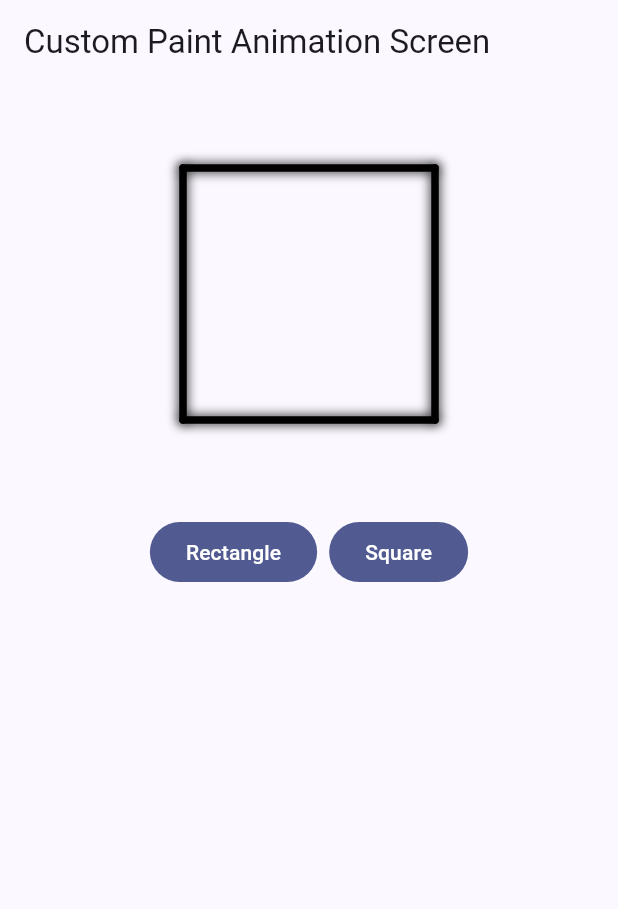
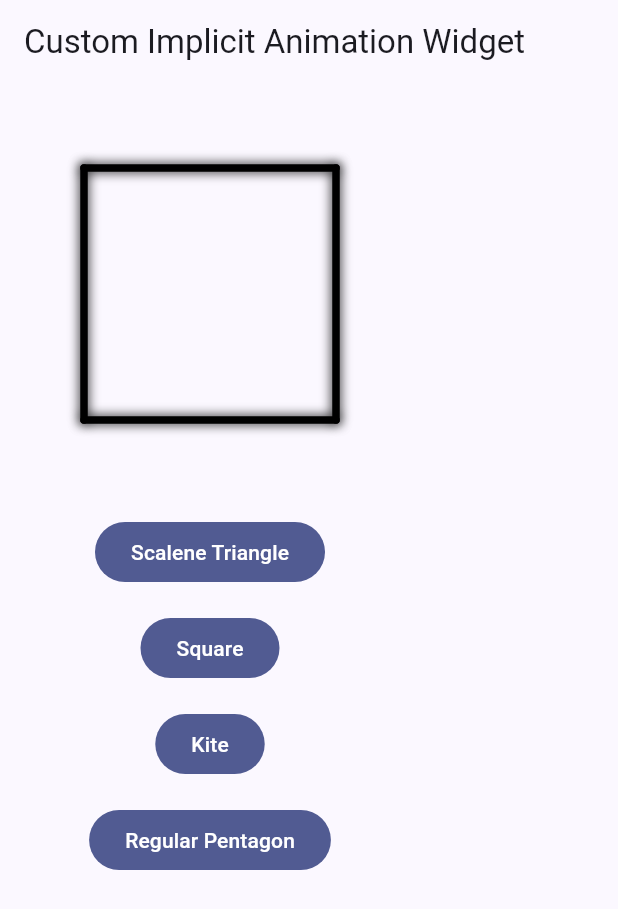
Before and after one commit to TechieBlossom/custom_implicit_animation, a Flutter app: the screen it shows after launch, after a tap on "Square", on a phone screen of 412 x 824 dp. Shown: the top 909 px of the screen. Run offline on Flutter 3.47's test engine with Material 2 defaults, Android fonts, the phone set to English and light mode, and no system bars.

Commit message:
Add animated polygon

```diff
--- /dev/null
+++ b/lib/animated_polygon.dart
@@ -0,0 +1,57 @@
+import 'package:custom_implicit_animation/shape_painter.dart';
+import 'package:flutter/material.dart';
+
+class AnimatedPolygon extends ImplicitlyAnimatedWidget {
+  const AnimatedPolygon({
+    super.key,
+    required super.duration,
+    required this.offsets,
+  });
+
+  final List<Offset> offsets;
+
+  @override
+  ImplicitlyAnimatedWidgetState<ImplicitlyAnimatedWidget> createState() =>
+      _AnimatedPolygonState();
+}
+
+class _AnimatedPolygonState extends AnimatedWidgetBaseState<AnimatedPolygon> {
+  //1
+  final List<Tween<Offset>?> _offsetTweens = List.empty(growable: true);
+
+  @override
+  void forEachTween(TweenVisitor<dynamic> visitor) {
+    final temp = List<Tween<Offset>?>.empty(growable: true);
+    //2
+    for (var i = 0; i < widget.offsets.length; i++) {
+      //3
+      final offsetTween =
+          _offsetTweens.length >= i + 1 ? _offsetTweens[i] : null;
+      //4
+      final offset = visitor(
+        offsetTween,
+        widget.offsets[i],
+        (dynamic value) => Tween<Offset>(begin: value as Offset),
+      ) as Tween<Offset>?;
+      //5
+      temp.insert(i, offset);
+    }
+    //6
+    _offsetTweens.isNotEmpty
+        ? _offsetTweens.replaceRange(0, _offsetTweens.length, temp)
+        : _offsetTweens.addAll(temp);
+  }
+
+  @override
+  Widget build(BuildContext context) {
+    //7
+    final offsets = _offsetTweens
+        .map((tween) => tween?.evaluate(animation) ?? Offset.zero)
+        .toList();
+    return CustomPaint(
+      painter: ShapePainter(
+        offsets: offsets,
+      ),
+    );
+  }
+}
--- /dev/null
+++ b/lib/animated_polygon_screen.dart
@@ -0,0 +1,120 @@
+import 'package:custom_implicit_animation/animated_polygon.dart';
+import 'package:flutter/material.dart';
+
+enum PolygonType {
+  scaleneTriangle,
+  square,
+  kite,
+  regularPentagon,
+}
+
+class AnimatedPolygonScreen extends StatefulWidget {
+  const AnimatedPolygonScreen({super.key});
+
+  @override
+  State<AnimatedPolygonScreen> createState() => _AnimatedPolygonScreenState();
+}
+
+class _AnimatedPolygonScreenState extends State<AnimatedPolygonScreen> {
+  final _width = 280.0;
+  final _height = 280.0;
+  late PolygonType _polygonType;
+
+  @override
+  void initState() {
+    super.initState();
+    _polygonType = PolygonType.scaleneTriangle;
+  }
+
+  @override
+  Widget build(BuildContext context) {
+    return Scaffold(
+      appBar: AppBar(title: const Text('Custom Implicit Animation Widget')),
+      body: Column(
+        crossAxisAlignment: CrossAxisAlignment.center,
+        children: [
+          SizedBox(
+            width: _width,
+            height: _height,
+            child: AnimatedPolygon(
+              duration: const Duration(seconds: 1),
+              offsets: _offsets(),
+            ),
+          ),
+          Padding(
+            padding: const EdgeInsets.all(8.0),
+            child: FilledButton(
+              onPressed: () => _setPolygonType(PolygonType.scaleneTriangle),
+              child: const Text('Scalene Triangle'),
+            ),
+          ),
+          Padding(
+            padding: const EdgeInsets.all(8.0),
+            child: FilledButton(
+              onPressed: () => _setPolygonType(PolygonType.square),
+              child: const Text('Square'),
+            ),
+          ),
+          Padding(
+            padding: const EdgeInsets.all(8.0),
+            child: FilledButton(
+              onPressed: () => _setPolygonType(PolygonType.kite),
+              child: const Text('Kite'),
+            ),
+          ),
+          Padding(
+            padding: const EdgeInsets.all(8.0),
+            child: FilledButton(
+              onPressed: () => _setPolygonType(PolygonType.regularPentagon),
+              child: const Text('Regular Pentagon'),
+            ),
+          ),
+        ],
+      ),
+    );
+  }
+
+  List<Offset> _offsets() {
+    switch (_polygonType) {
+      case PolygonType.scaleneTriangle:
+        return scaleneTriangleOffsets;
+      case PolygonType.square:
+        return squareOffsets;
+      case PolygonType.kite:
+        return kiteOffsets;
+      case PolygonType.regularPentagon:
+        return regularPentagonOffsets;
+    }
+  }
+
+  void _setPolygonType(PolygonType polygonType) =>
+      setState(() => _polygonType = polygonType);
+
+  List<Offset> get scaleneTriangleOffsets => [
+        Offset(_width * 0.1, _height * 0.9),
+        Offset(_width * 0.3, _height * 0.1),
+        Offset(_width * 0.9, _height * 0.9),
+      ];
+
+  List<Offset> get squareOffsets => [
+        Offset(_width * 0.2, _height * 0.2),
+        Offset(_width * 0.8, _height * 0.2),
+        Offset(_width * 0.8, _height * 0.8),
+        Offset(_width * 0.2, _height * 0.8),
+      ];
+
+  List<Offset> get kiteOffsets => [
+        Offset(_width * 0.1, _height * 0.5),
+        Offset(_width * 0.4, _height * 0.2),
+        Offset(_width * 0.9, _height * 0.5),
+        Offset(_width * 0.4, _height * 0.8)
+      ];
+
+  List<Offset> get regularPentagonOffsets => [
+        Offset(_width * 0.2, _height * 0.4),
+        Offset(_width * 0.5, _height * 0.2),
+        Offset(_width * 0.8, _height * 0.4),
+        Offset(_width * 0.7, _height * 0.8),
+        Offset(_width * 0.3, _height * 0.8),
+      ];
+}
--- a/lib/custom_paint_animation_screen.dart
+++ /dev/null
@@ -1,95 +0,0 @@
-import 'package:custom_implicit_animation/shape_painter.dart';
-import 'package:flutter/material.dart';
-
-class CustomPaintAnimationScreen extends StatefulWidget {
-  const CustomPaintAnimationScreen({super.key});
-
-  @override
-  State<CustomPaintAnimationScreen> createState() =>
-      _CustomPaintAnimationScreenState();
-}
-
-class _CustomPaintAnimationScreenState extends State<CustomPaintAnimationScreen>
-    with SingleTickerProviderStateMixin {
-  late AnimationController _controller;
-  late Animation<Offset> _offset1;
-  late Animation<Offset> _offset2;
-  late Animation<Offset> _offset3;
-  late Animation<Offset> _offset4;
-
-  final _width = 280.0;
-  final _height = 280.0;
-
-  @override
-  void initState() {
-    super.initState();
-    _controller = AnimationController(
-      vsync: this,
-      duration: const Duration(seconds: 1),
-    );
-    _offset1 = Tween<Offset>(
-      begin: Offset(_width * 0.2, _height * 0.2),
-      end: Offset(_width * 0.0, _height * 0.2),
-    ).animate(_controller);
-
-    _offset2 = Tween<Offset>(
-      begin: Offset(_width * 0.8, _height * 0.2),
-      end: Offset(_width * 1.0, _height * 0.2),
-    ).animate(_controller);
-
-    _offset3 = Tween<Offset>(
-      begin: Offset(_width * 0.8, _height * 0.8),
-      end: Offset(_width * 1.0, _height * 0.8),
-    ).animate(_controller);
-
-    _offset4 = Tween<Offset>(
-      begin: Offset(_width * 0.2, _height * 0.8),
-      end: Offset(_width * 0.0, _height * 0.8),
-    ).animate(_controller);
-  }
-
-  @override
-  Widget build(BuildContext context) {
-    return Scaffold(
-      appBar: AppBar(
-        title: const Text('Custom Paint Animation Screen'),
-      ),
-      body: Column(
-        crossAxisAlignment: CrossAxisAlignment.center,
-        children: [
-          Container(
-            width: _width,
-            height: _height,
-            child: AnimatedBuilder(
-              animation: _controller,
-              builder: (context, child) {
-                return CustomPaint(
-                  painter: ShapePainter(
-                    offset1: _offset1.value,
-                    offset2: _offset2.value,
-                    offset3: _offset3.value,
-                    offset4: _offset4.value,
-                  ),
-                  child: child,
-                );
-              },
-            ),
-          ),
-          ButtonBar(
-            alignment: MainAxisAlignment.center,
-            children: [
-              FilledButton(
-                onPressed: () => _controller.forward(),
-                child: const Text('Rectangle'),
-              ),
-              FilledButton(
-                onPressed: () => _controller.reverse(),
-                child: const Text('Square'),
-              ),
-            ],
-          )
-        ],
-      ),
-    );
-  }
-}
--- a/lib/main.dart
+++ b/lib/main.dart
@@ -1,4 +1,4 @@
-import 'package:custom_implicit_animation/custom_paint_animation_screen.dart';
+import 'package:custom_implicit_animation/animated_polygon_screen.dart';
 import 'package:flutter/material.dart';
 
 void main() {
@@ -17,7 +17,7 @@
         useMaterial3: true,
         brightness: Brightness.light,
       ),
-      home: const CustomPaintAnimationScreen(),
+      home: const AnimatedPolygonScreen(),
       debugShowCheckedModeBanner: false,
     );
   }
--- a/lib/shape_painter.dart
+++ b/lib/shape_painter.dart
@@ -4,16 +4,11 @@
 
 class ShapePainter extends CustomPainter {
   ShapePainter({
-    required this.offset1,
-    required this.offset2,
-    required this.offset3,
-    required this.offset4,
+    required this.offsets,
   });
 
-  final Offset offset1;
-  final Offset offset2;
-  final Offset offset3;
-  final Offset offset4;
+  //1
+  final List<Offset?> offsets;
 
   @override
   void paint(Canvas canvas, Size size) {
@@ -23,9 +18,16 @@
       ..maskFilter = const MaskFilter.blur(BlurStyle.solid, 4.0)
       ..strokeWidth = 5.0;
 
+    //2
+    final nonNullableOffsets =
+        offsets.where((element) => null != element).toList() as List<Offset>;
+
     canvas.drawPoints(
       PointMode.polygon,
-      [offset1, offset2, offset3, offset4, offset1],
+      [
+        ...nonNullableOffsets,
+        nonNullableOffsets.first,
+      ],
       paint,
     );
   }
```
